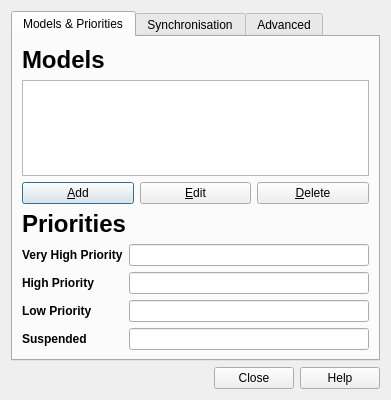
Above: designer/deckproperties.ui from ankitects/anki before the change. Below: the same form after it.
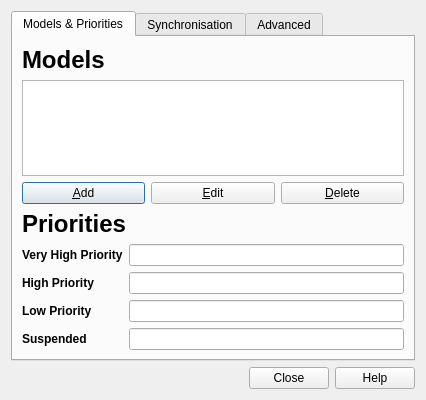
That is the form after the change.

Commit message: make deck props wider for osx

Patch:
```diff
--- a/designer/deckproperties.ui
+++ b/designer/deckproperties.ui
@@ -8,7 +8,7 @@
    <rect>
     <x>0</x>
     <y>0</y>
-    <width>391</width>
+    <width>426</width>
     <height>400</height>
    </rect>
   </property>
@@ -29,7 +29,7 @@
        <rect>
         <x>0</x>
         <y>0</y>
-        <width>375</width>
+        <width>410</width>
         <height>334</height>
        </rect>
       </property>
```
